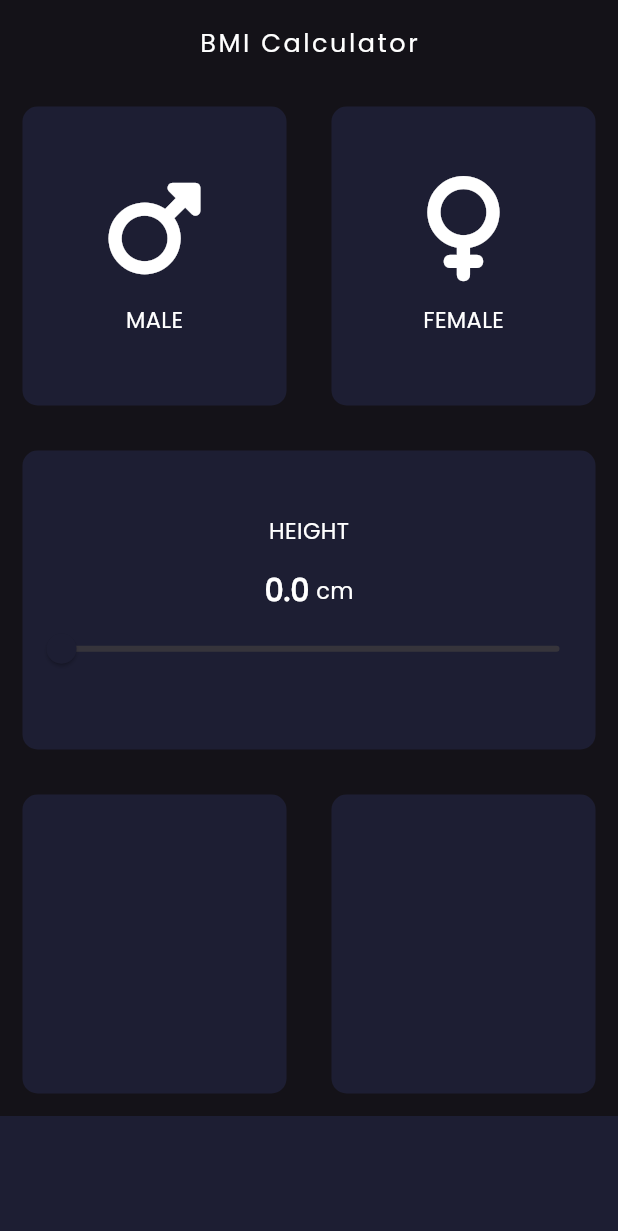
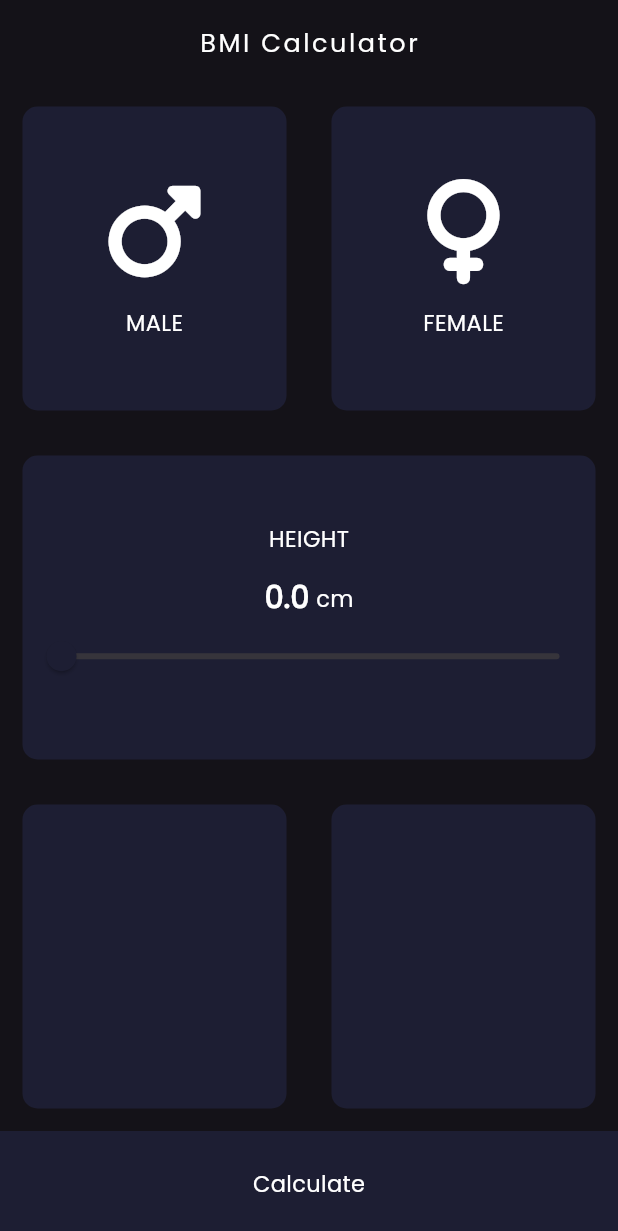
Before and after one commit to Fatah03111995/bmi_medium, a Flutter app: the screen it shows after launch, on a phone screen of 412 x 824 dp. Shown: the top 1231 px of the screen. Run offline on Flutter 3.47's test engine with Material 3 defaults, Android fonts, the phone set to English and light mode, and no system bars; our stand-ins replace font_awesome_flutter.

```diff
--- a/lib/pages/home_page.dart
+++ b/lib/pages/home_page.dart
@@ -117,11 +117,12 @@ class _HomePage extends State<HomePage> {
             ),
           ),
           Container(
-            height: 80.0,
+            height: 70,
             width: double.infinity,
             decoration: BoxDecoration(
               color: primaryColor,
             ),
+            child: const Center(child: Text('Calculate')),
           )
         ],
       ),
```
Also changed, not shown: 24 other files.
